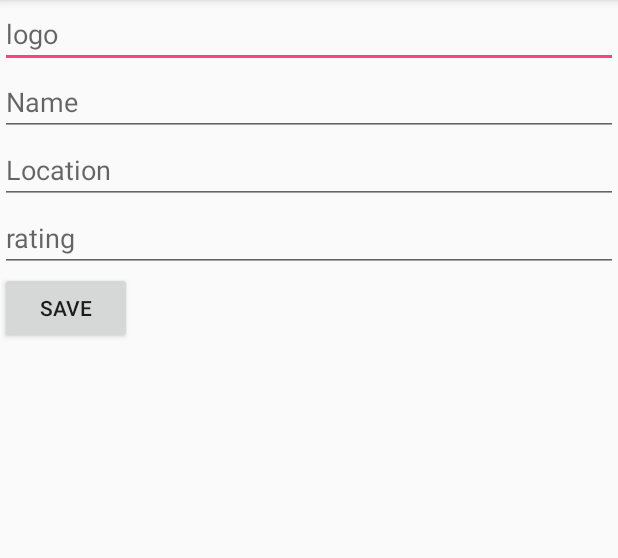
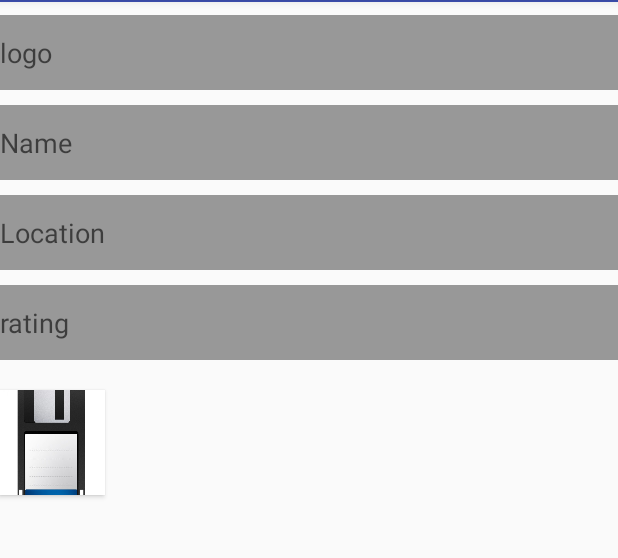
Before and after one commit to oliverMKD/Restorani, an Android app: the Main2Activity screen opened directly, with no data from a screen before it, on a phone screen of 412 x 824 dp, the part 84-642 px from its top. Run offline under Robolectric (Android 15) with nearby library versions, the phone set to English and light mode, and no system bars; our stand-ins replace ButterKnife.

Commit message:
first and second layout

```diff
--- a/app/src/main/java/com/example/oliver/restorani/RecyclerAdapter.java
+++ b/app/src/main/java/com/example/oliver/restorani/RecyclerAdapter.java
@@ -54,9 +54,9 @@ public class RecyclerAdapter extends RecyclerView.Adapter<RecyclerAdapter.ViewHo
     @Override
     public void onBindViewHolder(RecyclerAdapter.ViewHolder holder, final int position) {
         final Restorani restorani = restoraniArrayList.get(position);
-        holder.textView.setText(restorani.name);
-        holder.textView2.setText(restorani.city);
-        holder.textView3.setText(restorani.rating);
+        holder.textView.setText("Name :" + restorani.name);
+        holder.textView2.setText("City :" + restorani.city);
+        holder.textView3.setText("Rating :" + restorani.rating);
 
         Picasso.with(context).load(restorani.logo).fit().centerInside().into(holder.slika);
 
--- a/app/src/main/res/layout/activity_main.xml
+++ b/app/src/main/res/layout/activity_main.xml
@@ -14,9 +14,9 @@
     </android.support.v7.widget.RecyclerView>
     <Button
         android:id="@+id/kopce"
-        android:layout_width="match_parent"
-        android:layout_height="50dp"
+        android:layout_width="70dp"
+        android:layout_height="70dp"
         android:layout_alignParentBottom="true"
         android:layout_alignParentRight="true"
-        android:background="@drawable/kopceNext"/>
+        android:background="@drawable/newicon"/>
 </RelativeLayout>
--- a/app/src/main/res/layout/activity_main2.xml
+++ b/app/src/main/res/layout/activity_main2.xml
@@ -1,5 +1,6 @@
 <?xml version="1.0" encoding="utf-8"?>
-<RelativeLayout xmlns:android="http://schemas.android.com/apk/res/android"
+<RelativeLayout
+    xmlns:android="http://schemas.android.com/apk/res/android"
     xmlns:app="http://schemas.android.com/apk/res-auto"
     xmlns:tools="http://schemas.android.com/tools"
     android:layout_width="match_parent"
@@ -10,33 +11,66 @@
         android:layout_alignParentTop="true"
         android:id="@+id/editText4"
         android:layout_width="match_parent"
-        android:layout_height="wrap_content"
+        android:layout_height="50dp"
+        android:background="@color/shadow_lighter_color"
+        android:layout_marginTop="10dp"
         android:hint="logo"/>
+    <View
+        android:layout_width="match_parent"
+        android:layout_height="1dp"
+        android:background="@color/colorPrimary"
+        android:layout_below="@+id/linear">
+    </View>
 
     <EditText
         android:id="@+id/editText1"
         android:layout_width="match_parent"
-        android:layout_height="wrap_content"
+        android:layout_height="50dp"
         android:layout_below="@+id/editText4"
+        android:background="@color/shadow_lighter_color"
+        android:layout_marginTop="10dp"
         android:hint="Name"/>
+    <View
+        android:layout_width="match_parent"
+        android:layout_height="1dp"
+        android:background="@color/colorPrimary"
+        android:layout_below="@+id/linear">
+    </View>
     <EditText
         android:id="@+id/editText2"
         android:layout_width="match_parent"
-        android:layout_height="wrap_content"
+        android:layout_height="50dp"
         android:hint="Location"
-        android:layout_below="@+id/editText1" />
+        android:layout_below="@+id/editText1"
+        android:background="@color/shadow_lighter_color"
+        android:layout_marginTop="10dp"/>
+    <View
+        android:layout_width="match_parent"
+        android:layout_height="1dp"
+        android:background="@color/colorPrimary"
+        android:layout_below="@+id/linear">
+    </View>
 
     <EditText
         android:id="@+id/editText3"
         android:layout_width="match_parent"
-        android:layout_height="wrap_content"
+        android:layout_height="50dp"
         android:hint="rating"
-        android:layout_below="@+id/editText2"/>
+        android:layout_below="@+id/editText2"
+        android:background="@color/shadow_lighter_color"
+        android:layout_marginTop="10dp"/>
+    <View
+        android:layout_width="match_parent"
+        android:layout_height="1dp"
+        android:background="@color/colorPrimary"
+        android:layout_below="@+id/linear">
+    </View>
 
     <Button
         android:id="@+id/kopceSave"
-        android:layout_width="wrap_content"
-        android:layout_height="wrap_content"
+        android:layout_width="70dp"
+        android:layout_height="70dp"
         android:layout_below="@+id/editText3"
-        android:text="save"/>
+        android:background="@drawable/floppy"
+        android:layout_marginTop="20dp"/>
 </RelativeLayout>
--- a/app/src/main/res/layout/recyclerviewrow.xml
+++ b/app/src/main/res/layout/recyclerviewrow.xml
@@ -4,16 +4,20 @@
     android:layout_width="match_parent"
     android:layout_height="wrap_content">
 
+    <ImageView
+        android:id="@+id/slika"
+        android:layout_width="70dp"
+        android:layout_height="70dp" />
+
+
     <LinearLayout
         android:id="@+id/linear"
-        android:orientation="horizontal"
+        android:orientation="vertical"
         android:layout_width="match_parent"
-        android:layout_height="wrap_content">
+        android:layout_height="70dp"
+        android:layout_toRightOf="@+id/slika"
+        android:layout_marginLeft="50dp">
 
-    <ImageView
-        android:id="@+id/slika"
-        android:layout_width="50dp"
-        android:layout_height="@dimen/slika" />
 
 
     <TextView
--- a/app/src/main/res/values/colors.xml
+++ b/app/src/main/res/values/colors.xml
@@ -3,4 +3,5 @@
     <color name="colorPrimary">#3F51B5</color>
     <color name="colorPrimaryDark">#303F9F</color>
     <color name="colorAccent">#FF4081</color>
+    <color name="shadow_lighter_color">#64000000</color>
 </resources>
```
Also changed, not shown: app/src/main/res/drawable/floppy.jpeg (added), app/src/main/res/drawable/kopcenext.jpg (renamed from app/src/main/res/drawable/kopceNext.jpg), app/src/main/res/drawable/newicon.png (added).
